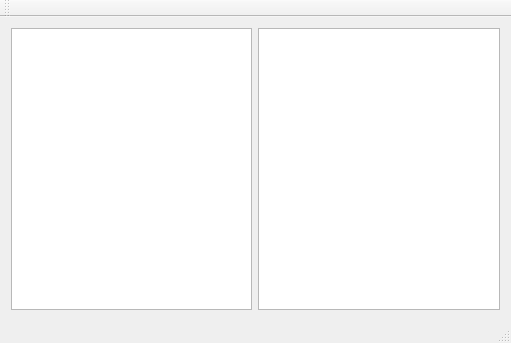
Old version of the form mainwindow.ui in the repository MisterYou/SoaptestThread.
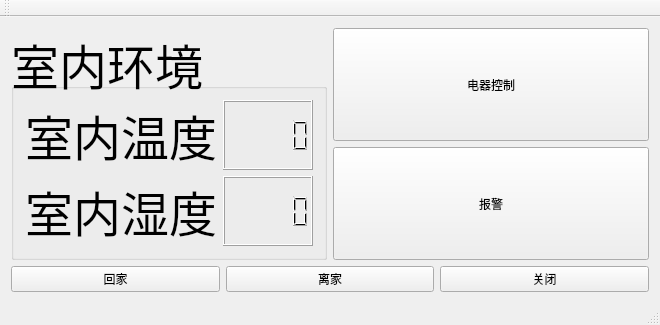
New version of the form.

Commit message: 实现跳转页面控制

The edit to the form file:
```diff
--- a/mainwindow.ui
+++ b/mainwindow.ui
@@ -6,27 +6,185 @@
    <rect>
     <x>0</x>
     <y>0</y>
-    <width>511</width>
-    <height>343</height>
+    <width>660</width>
+    <height>302</height>
    </rect>
   </property>
   <property name="windowTitle">
    <string>MainWindow</string>
   </property>
   <widget class="QWidget" name="centralWidget">
-   <layout class="QVBoxLayout" name="verticalLayout">
+   <layout class="QVBoxLayout" name="verticalLayout_5">
     <item>
-     <layout class="QHBoxLayout" name="horizontalLayout">
+     <layout class="QVBoxLayout" name="verticalLayout_2">
       <item>
-       <widget class="QTextEdit" name="ouputEdit"/>
+       <layout class="QHBoxLayout" name="horizontalLayout_4">
+        <item>
+         <widget class="QGroupBox" name="groupBox_2">
+          <property name="sizePolicy">
+           <sizepolicy hsizetype="Expanding" vsizetype="Expanding">
+            <horstretch>0</horstretch>
+            <verstretch>0</verstretch>
+           </sizepolicy>
+          </property>
+          <property name="font">
+           <font>
+            <pointsize>36</pointsize>
+           </font>
+          </property>
+          <property name="title">
+           <string>室内环境</string>
+          </property>
+          <layout class="QVBoxLayout" name="verticalLayout_4">
+           <item>
+            <layout class="QVBoxLayout" name="verticalLayout_3">
+             <item>
+              <layout class="QHBoxLayout" name="horizontalLayout">
+               <item>
+                <widget class="QLabel" name="label">
+                 <property name="sizePolicy">
+                  <sizepolicy hsizetype="Expanding" vsizetype="Expanding">
+                   <horstretch>0</horstretch>
+                   <verstretch>0</verstretch>
+                  </sizepolicy>
+                 </property>
+                 <property name="text">
+                  <string>室内温度</string>
+                 </property>
+                </widget>
+               </item>
+               <item>
+                <widget class="QLCDNumber" name="lcdNumber">
+                 <property name="sizePolicy">
+                  <sizepolicy hsizetype="Expanding" vsizetype="Expanding">
+                   <horstretch>0</horstretch>
+                   <verstretch>0</verstretch>
+                  </sizepolicy>
+                 </property>
+                </widget>
+               </item>
+              </layout>
+             </item>
+             <item>
+              <layout class="QHBoxLayout" name="horizontalLayout_2">
+               <item>
+                <widget class="QLabel" name="label_2">
+                 <property name="sizePolicy">
+                  <sizepolicy hsizetype="Expanding" vsizetype="Expanding">
+                   <horstretch>0</horstretch>
+                   <verstretch>0</verstretch>
+                  </sizepolicy>
+                 </property>
+                 <property name="text">
+                  <string>室内湿度</string>
+                 </property>
+                </widget>
+               </item>
+               <item>
+                <widget class="QLCDNumber" name="lcdNumber_2">
+                 <property name="sizePolicy">
+                  <sizepolicy hsizetype="Expanding" vsizetype="Expanding">
+                   <horstretch>0</horstretch>
+                   <verstretch>0</verstretch>
+                  </sizepolicy>
+                 </property>
+                </widget>
+               </item>
+              </layout>
+             </item>
+            </layout>
+           </item>
+          </layout>
+         </widget>
+        </item>
+        <item>
+         <layout class="QVBoxLayout" name="verticalLayout">
+          <item>
+           <widget class="QPushButton" name="pushButton_3">
+            <property name="sizePolicy">
+             <sizepolicy hsizetype="Expanding" vsizetype="Expanding">
+              <horstretch>0</horstretch>
+              <verstretch>0</verstretch>
+             </sizepolicy>
+            </property>
+            <property name="text">
+             <string>电器控制</string>
+            </property>
+           </widget>
+          </item>
+          <item>
+           <widget class="QPushButton" name="pushButton_9">
+            <property name="sizePolicy">
+             <sizepolicy hsizetype="Expanding" vsizetype="Expanding">
+              <horstretch>0</horstretch>
+              <verstretch>0</verstretch>
+             </sizepolicy>
+            </property>
+            <property name="text">
+             <string>报警</string>
+            </property>
+           </widget>
+          </item>
+         </layout>
+        </item>
+       </layout>
       </item>
       <item>
-       <widget class="QTextEdit" name="textEdit"/>
+       <layout class="QHBoxLayout" name="horizontalLayout_3">
+        <item>
+         <widget class="QPushButton" name="pushButton_2">
+          <property name="sizePolicy">
+           <sizepolicy hsizetype="Expanding" vsizetype="Expanding">
+            <horstretch>0</horstretch>
+            <verstretch>0</verstretch>
+           </sizepolicy>
+          </property>
+          <property name="text">
+           <string>回家</string>
+          </property>
+         </widget>
+        </item>
+        <item>
+         <widget class="QPushButton" name="pushButton">
+          <property name="sizePolicy">
+           <sizepolicy hsizetype="Expanding" vsizetype="Expanding">
+            <horstretch>0</horstretch>
+            <verstretch>0</verstretch>
+           </sizepolicy>
+          </property>
+          <property name="text">
+           <string>离家</string>
+          </property>
+         </widget>
+        </item>
+        <item>
+         <widget class="QPushButton" name="pushButton_4">
+          <property name="sizePolicy">
+           <sizepolicy hsizetype="Expanding" vsizetype="Expanding">
+            <horstretch>0</horstretch>
+            <verstretch>0</verstretch>
+           </sizepolicy>
+          </property>
+          <property name="text">
+           <string>关闭</string>
+          </property>
+         </widget>
+        </item>
+       </layout>
       </item>
      </layout>
     </item>
    </layout>
   </widget>
+  <widget class="QToolBar" name="mainToolBar">
+   <attribute name="toolBarArea">
+    <enum>TopToolBarArea</enum>
+   </attribute>
+   <attribute name="toolBarBreak">
+    <bool>false</bool>
+   </attribute>
+  </widget>
+  <widget class="QStatusBar" name="statusBar"/>
   <widget class="QMenuBar" name="menuBar">
    <property name="geometry">
     <rect>
@@ -37,15 +195,6 @@
     </rect>
    </property>
   </widget>
-  <widget class="QToolBar" name="mainToolBar">
-   <attribute name="toolBarArea">
-    <enum>TopToolBarArea</enum>
-   </attribute>
-   <attribute name="toolBarBreak">
-    <bool>false</bool>
-   </attribute>
-  </widget>
-  <widget class="QStatusBar" name="statusBar"/>
  </widget>
  <layoutdefault spacing="6" margin="11"/>
  <resources/>
```
Left out of the diff: 2 changed lines with no effect on the pictures. The commit also changes 6 other files.
